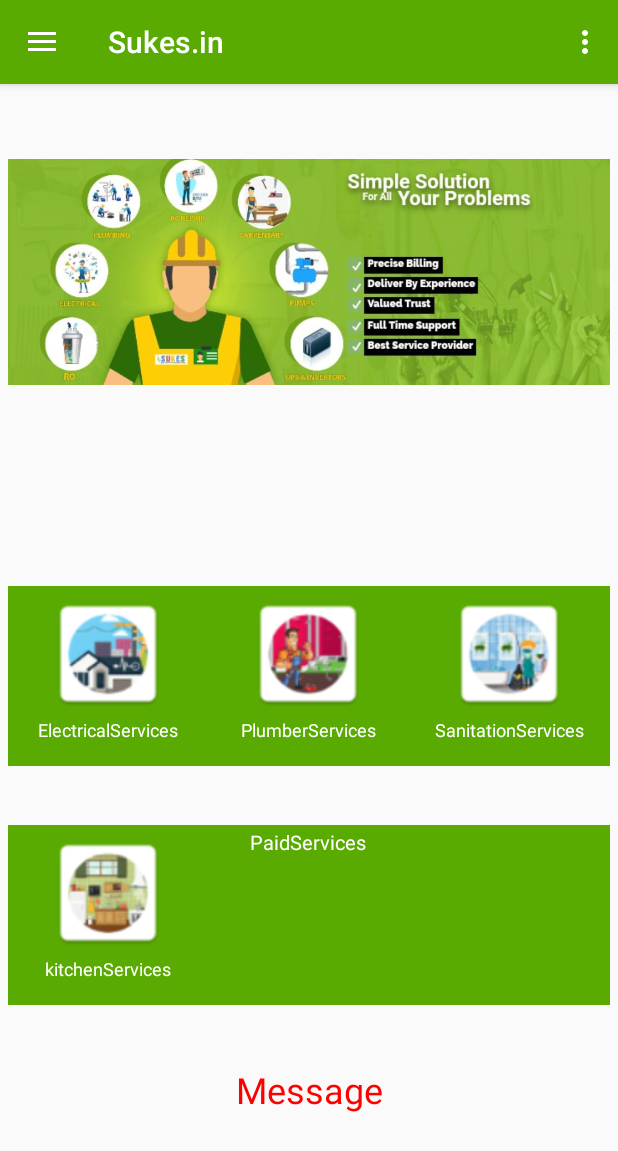
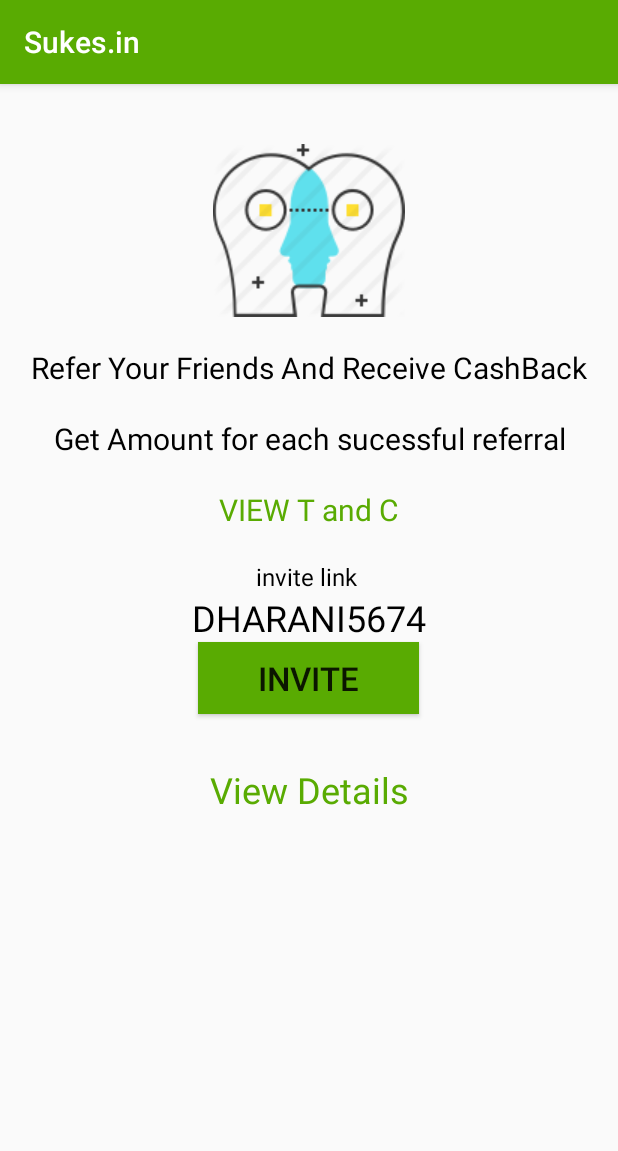
Before and after one commit to dharaniab98/sukes, an Android app: the MainActivity screen opened directly, with no data from a screen before it, in the side drawer, after a tap on "Referrals", on a phone screen of 412 x 824 dp. Shown: the top 1151 px of the screen. Run offline under Robolectric (Android 15) with nearby library versions, the phone set to English and light mode, and no system bars; 1 statement that could not run was skipped.

Commit message:
referral

```diff
--- a/app/build.gradle
+++ b/app/build.gradle
@@ -16,11 +16,14 @@ android {
             proguardFiles getDefaultProguardFile('proguard-android.txt'), 'proguard-rules.pro'
         }
     }
+    buildToolsVersion '26.0.2'
 }
 
 dependencies {
-    implementation fileTree(dir: 'libs', include: ['*.jar'])
+    implementation fileTree(include: ['*.jar'], dir: 'libs')
     implementation 'com.android.support:appcompat-v7:26.1.0'
+
+
     implementation 'com.android.support:support-v4:26.1.0'
     implementation 'com.android.support:design:26.1.0'
     implementation 'com.android.support.constraint:constraint-layout:1.0.2'
@@ -29,5 +32,4 @@ dependencies {
     compile 'de.hdodenhof:circleimageview:2.1.0'
     androidTestImplementation 'com.android.support.test.espresso:espresso-core:3.0.1'
     compile 'com.android.volley:volley:1.1.0'
-
 }
--- a/app/src/main/java/com/example/dharani/navigation/MainActivity.java
+++ b/app/src/main/java/com/example/dharani/navigation/MainActivity.java
@@ -156,7 +156,8 @@ public class MainActivity extends AppCompatActivity
             startActivity(intent);
 
         } else if (id == R.id.references) {
-
+            Intent intent = new Intent(this,Refferal_Activity.class);
+            startActivity(intent);
         } else if (id == R.id.about) {
 
         } else if (id == R.id.logout) {
--- /dev/null
+++ b/app/src/main/java/com/example/dharani/navigation/Refferal_Activity.java
@@ -0,0 +1,13 @@
+package com.example.dharani.navigation;
+
+import android.support.v7.app.AppCompatActivity;
+import android.os.Bundle;
+
+public class Refferal_Activity extends AppCompatActivity {
+
+    @Override
+    protected void onCreate(Bundle savedInstanceState) {
+        super.onCreate(savedInstanceState);
+        setContentView(R.layout.activity_refferal);
+    }
+}
--- /dev/null
+++ b/app/src/main/res/layout/activity_refferal.xml
@@ -0,0 +1,105 @@
+<?xml version="1.0" encoding="utf-8"?>
+<ScrollView xmlns:android="http://schemas.android.com/apk/res/android"
+    xmlns:app="http://schemas.android.com/apk/res-auto"
+    xmlns:tools="http://schemas.android.com/tools"
+    android:layout_width="match_parent"
+    android:layout_height="match_parent"
+    tools:context="com.example.dharani.navigation.Refferal_Activity">
+<LinearLayout
+    android:layout_width="match_parent"
+    android:layout_height="match_parent"
+
+    android:weightSum="7"
+    android:orientation="vertical">
+    <ImageView
+        android:layout_width="match_parent"
+        android:layout_height="wrap_content"
+        android:src="@raw/refferal"
+        android:layout_marginTop="40dp"
+
+        android:layout_gravity="center_horizontal"/>
+
+   <TextView
+        android:layout_width="match_parent"
+        android:layout_height="wrap_content"
+        android:layout_gravity="center_horizontal"
+        android:layout_marginTop="20dp"
+        android:layout_weight="1"
+        android:text="Refer Your Friends And Receive CashBack"
+        android:textAlignment="center"
+       android:textColor="#000000"
+        android:textSize="20sp" />
+
+    <TextView
+        android:layout_width="match_parent"
+        android:layout_height="wrap_content"
+        android:layout_gravity="center_horizontal"
+        android:layout_marginTop="20dp"
+        android:textColor="#000000"
+        android:layout_weight="1"
+        android:text="Get Amount for each sucessful referral"
+        android:textAlignment="center"
+
+        android:textSize="20sp" />
+
+    <TextView
+        android:layout_width="match_parent"
+        android:layout_height="wrap_content"
+        android:layout_gravity="center_horizontal"
+        android:layout_marginTop="20dp"
+        android:text="VIEW T and C"
+        android:textAlignment="center"
+        android:textColor="#59ab02"
+        android:textSize="20sp" />
+
+
+    <TextView
+        android:layout_width="match_parent"
+        android:layout_height="wrap_content"
+        android:layout_gravity="center_horizontal"
+        android:layout_marginTop="20dp"
+        android:layout_weight="1"
+        android:text="invite link "
+        android:textAlignment="center"
+        android:textColor="#000000"
+        android:textSize="16sp" />
+
+    <TextView
+        android:layout_width="match_parent"
+        android:layout_height="wrap_content"
+        android:layout_gravity="center_horizontal"
+        android:textColor="#000000"
+        android:layout_weight="1"
+        android:text="DHARANI5674"
+        android:textAlignment="center"
+        android:textSize="24sp" />
+
+    <Button
+        android:id="@+id/btn_invite"
+        android:layout_width="wrap_content"
+        android:layout_height="wrap_content"
+        android:layout_marginBottom="24dp"
+        android:layout_weight="1"
+        android:layout_gravity="center_horizontal"
+        android:background="#59ab02"
+        android:paddingLeft="40dp"
+        android:paddingRight="40dp"
+        android:text="INVITE"
+        android:textSize="22sp"
+        android:translationZ="2dp" />
+
+    <TextView
+        android:layout_width="match_parent"
+        android:layout_height="wrap_content"
+        android:layout_gravity="center_horizontal"
+        android:textColor="#59ab02"
+        android:layout_marginTop="10dp"
+        android:layout_weight="1"
+        android:text="View Details"
+        android:textAlignment="center"
+        android:textSize="24sp" />
+
+</LinearLayout>
+
+
+</ScrollView>
--- a/app/src/main/res/layout/content_main.xml
+++ b/app/src/main/res/layout/content_main.xml
@@ -13,7 +13,10 @@
         android:layout_width="match_parent"
         android:layout_height="match_parent"
         android:orientation="vertical"
-        android:layout_margin="5dp"
+        android:layout_marginTop="10dp"
+        android:layout_marginRight="5dp"
+        android:layout_marginLeft="5dp"
+        android:layout_marginBottom="10dp"
         android:elevation="4dp">
         <LinearLayout
             android:layout_width="match_parent"
@@ -31,26 +34,30 @@
 
         <ImageView
             android:layout_width="match_parent"
-            android:layout_height="240dp"
+            android:layout_height="match_parent"
+            android:scaleType="fitXY"
             android:src="@raw/banner_4"
             android:id="@+id/banner4"
             />
             <ImageView
                 android:layout_width="match_parent"
-                android:layout_height="240dp"
+                android:layout_height="match_parent"
+                android:scaleType="fitXY"
                 android:src="@raw/banner_3"
                 android:id="@+id/banner3"
                 />
             <ImageView
                 android:layout_width="match_parent"
-                android:layout_height="240dp"
+                android:layout_height="match_parent"
                 android:src="@raw/bannner_2"
+                android:scaleType="fitXY"
                 android:id="@+id/banner2"
                 />
             <ImageView
                 android:layout_width="match_parent"
-                android:layout_height="240dp"
+                android:layout_height="match_parent"
                 android:src="@raw/banner_1"
+                android:scaleType="fitXY"
                 android:id="@+id/banner1"
                 />
         </ViewFlipper>
@@ -59,6 +66,7 @@
             android:layout_width="match_parent"
             android:layout_height="0dp"
             android:layout_weight="3"
+            android:layout_marginTop="10dp"
             android:orientation="vertical">
 
             <LinearLayout
--- a/app/src/main/res/values/colors.xml
+++ b/app/src/main/res/values/colors.xml
@@ -1,7 +1,7 @@
 <?xml version="1.0" encoding="utf-8"?>
 <resources>
 
-<color name="colorPrimary">#59ab02</color>
+<color name="colorPrimary">#70ff60</color>
 <color name="colorPrimaryDark">#59ab02</color>
 <color name="colorAccent">#59ab02</color>
 </resources>
--- a/app/src/main/res/values/styles.xml
+++ b/app/src/main/res/values/styles.xml
@@ -15,7 +15,7 @@
 
     <style name="AppTheme.AppBarOverlay" parent="ThemeOverlay.AppCompat.Dark.ActionBar" />
 
-    <style name="AppTheme.PopupOverlay" parent="ThemeOverlay.AppCompat.Light" />
+   <style name="AppTheme.PopupOverlay" parent="ThemeOverlay.AppCompat.Light" />
 
 
     <style name="content_main_image">
--- a/gradle.properties
+++ b/gradle.properties
@@ -10,6 +10,7 @@
 # Specifies the JVM arguments used for the daemon process.
 # The setting is particularly useful for tweaking memory settings.
 org.gradle.jvmargs=-Xmx1536m
+android.enableAapt2=false
 
 # When configured, Gradle will run in incubating parallel mode.
 # This option should only be used with decoupled projects. More details, visit
```
Also changed, not shown: app/src/main/AndroidManifest.xml (+5 -4 lines), app/src/main/java/com/example/dharani/navigation/Paid_Services_Activity.java (+17 -10 lines), app/src/main/java/com/example/dharani/navigation/Status_Activity.java (added, +13 -0 lines), app/src/main/res/animator/button_animator.xml (added, +21 -0 lines), app/src/main/res/layout/activity_login.xml (+20 -4 lines), app/src/main/res/layout/activity_status_.xml (added, +9 -0 lines), app/src/main/res/raw/refferal.png (added).
